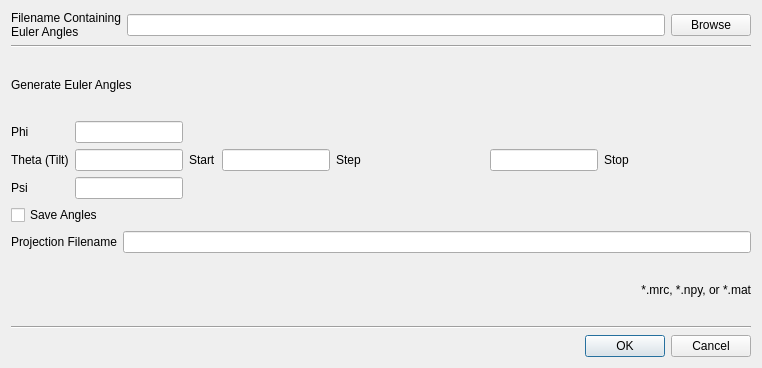
Above: GENFIRE/gui/calculateprojectionseries_dialog.ui from genfire-em/GENFIRE-Python before the change. Below: the same form after it.
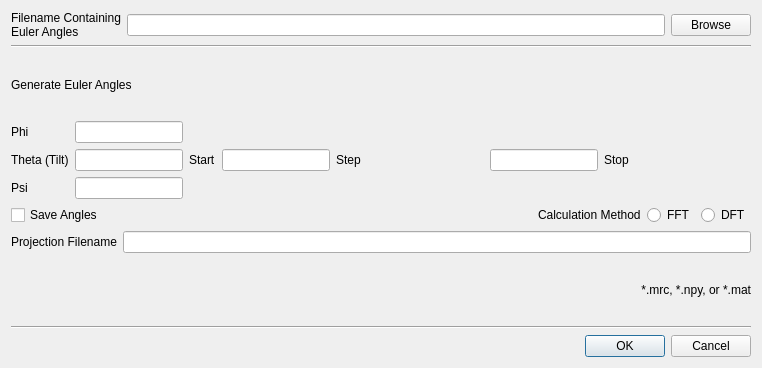
That is the form after the change.

Patch:
```diff
--- a/GENFIRE/gui/calculateprojectionseries_dialog.ui
+++ b/GENFIRE/gui/calculateprojectionseries_dialog.ui
@@ -296,11 +296,49 @@
         </layout>
        </item>
        <item>
+        <layout class="QHBoxLayout" name="horizontalLayout_11">
+         <item>
         <widget class="QCheckBox" name="checkBox_saveAngles">
          <property name="text">
           <string>Save Angles</string>
          </property>
         </widget>
+         </item>
+         <item>
+          <spacer name="horizontalSpacer">
+           <property name="orientation">
+            <enum>Qt::Horizontal</enum>
+           </property>
+           <property name="sizeHint" stdset="0">
+            <size>
+             <width>40</width>
+             <height>20</height>
+            </size>
+           </property>
+          </spacer>
+         </item>
+         <item>
+          <widget class="QLabel" name="label_11">
+           <property name="text">
+            <string>Calculation Method</string>
+           </property>
+          </widget>
+         </item>
+         <item>
+          <widget class="QRadioButton" name="radioButton_FFT">
+           <property name="text">
+            <string>FFT</string>
+           </property>
+          </widget>
+         </item>
+         <item>
+          <widget class="QRadioButton" name="radioButton_DFT">
+           <property name="text">
+            <string>DFT</string>
+           </property>
+          </widget>
+         </item>
+        </layout>
        </item>
        <item>
         <layout class="QHBoxLayout" name="horizontalLayout_6">
```
Lines whose indentation alone changed are shown as unchanged.
